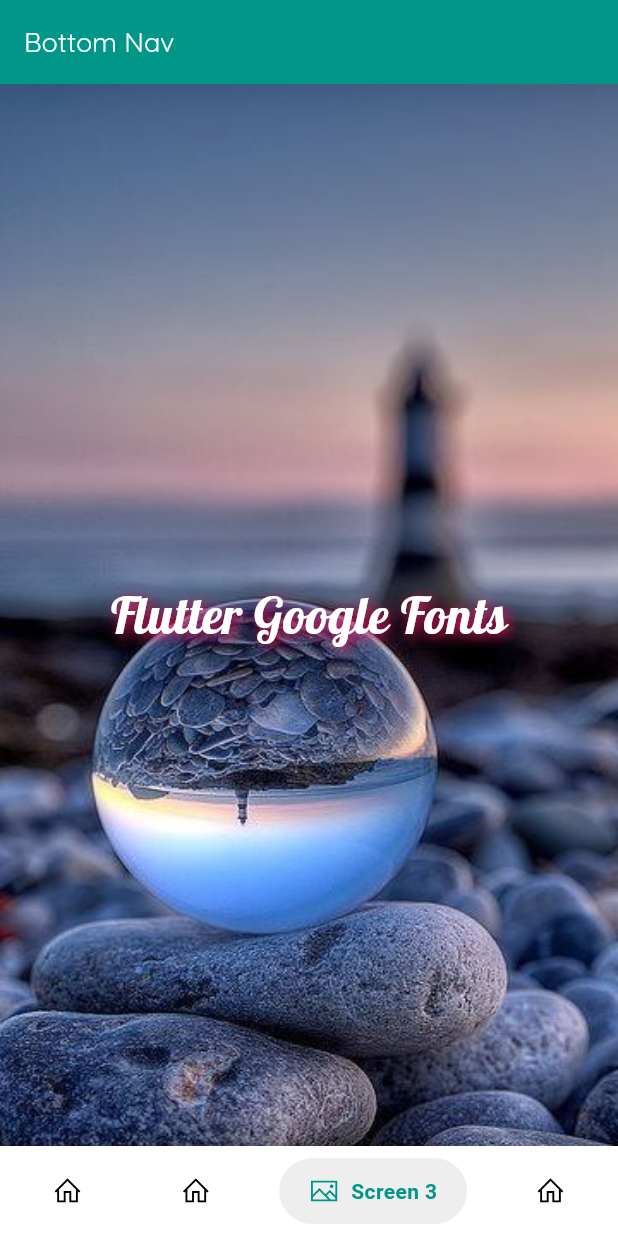
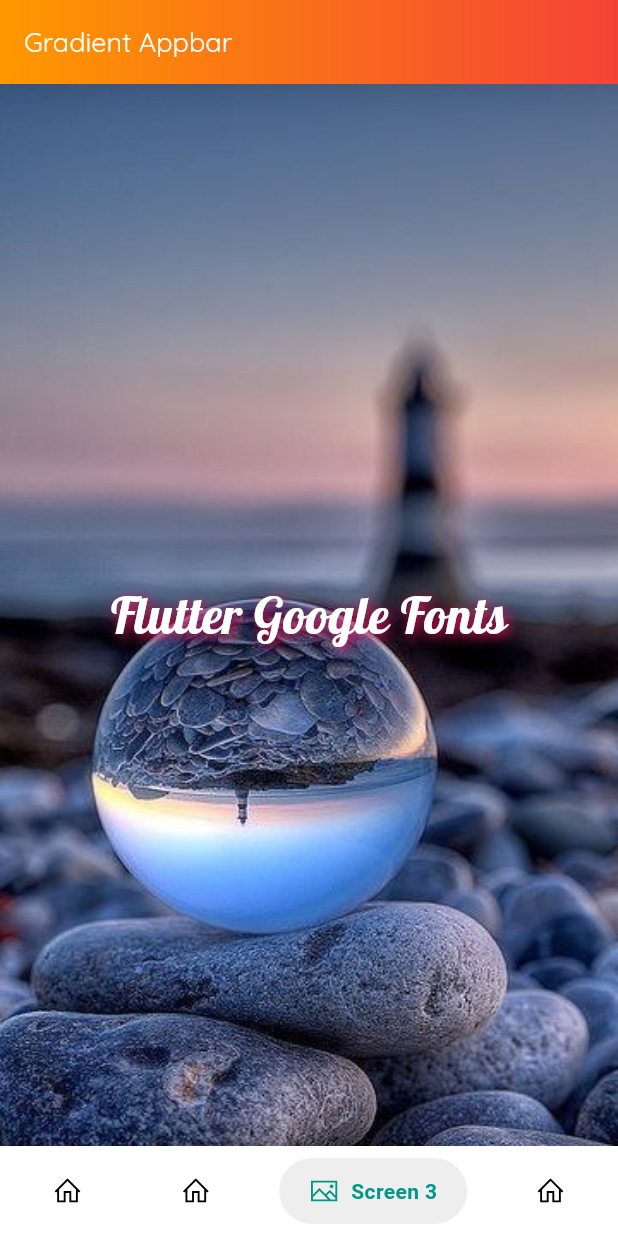
Before and after one commit to Ibtasam-98/flutter-basic-layout, a Flutter app: the screen it shows after launch, item 3 of the bottom bar chosen, on a phone screen of 412 x 824 dp. Run offline on Flutter 3.47's test engine with Material 3 defaults, Android fonts, the phone set to English and light mode, and no system bars; drawn by our look-alikes of google_nav_bar; our stand-ins replace get, google_fonts, line_icons.

Commit message:
apply gradient appbar

```diff
--- a/lib/views/navigation_screen.dart
+++ b/lib/views/navigation_screen.dart
@@ -25,11 +25,27 @@ class NavigationScreen extends StatelessWidget {
   Widget build(BuildContext context) {
     return Scaffold(
       appBar: AppBar(
-        backgroundColor: Colors.teal,
-        title: Text("Bottom Nav",style: GoogleFonts.quicksand(color: Colors.white,fontSize: 18),),
+        backgroundColor: Colors.black,
+        title: Text(
+          "Gradient Appbar",
+          style: GoogleFonts.quicksand(
+              fontSize: 18,
+              color: Colors.white,
+          ),
+        ),
+        flexibleSpace: Container(
+          decoration: BoxDecoration(
+            gradient: LinearGradient(
+              begin: Alignment.topLeft,
+              end: Alignment.topRight,
+              colors: [
+                Colors.orange,
+                Colors.red,
+              ]
+            )
+          ),
+        ),
       ),
-      backgroundColor: Colors.white,
-
       body: Obx(() => _widgetOptions.elementAt(controller.selectedIndex.value)),
       bottomNavigationBar: Container(
         decoration:  BoxDecoration(
```
